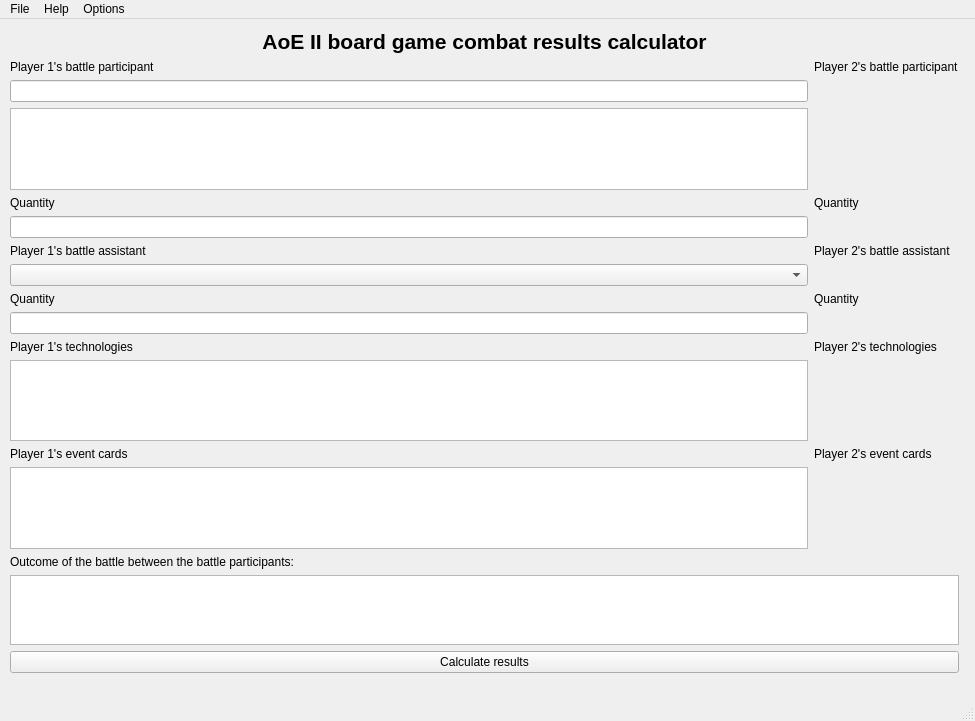
The window that AoE2_Calculator-master/mainwindow.ui (ProjectsKoryHasWorkedOn/2023-2024_AoE_II_Board_Game_Combat_Results_Calculator_Reworked) describes before a commit, drawn with Qt 5.
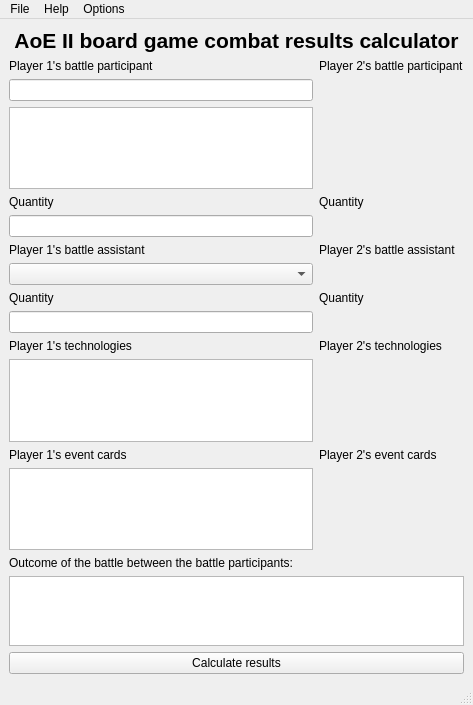
The same window after the commit.

Patch:
```diff
--- a/AoE2_Calculator-master/mainwindow.ui
+++ b/AoE2_Calculator-master/mainwindow.ui
@@ -6,23 +6,22 @@
    <rect>
     <x>0</x>
     <y>0</y>
-    <width>975</width>
-    <height>721</height>
+    <width>473</width>
+    <height>705</height>
    </rect>
   </property>
+  <property name="sizePolicy">
+   <sizepolicy hsizetype="Preferred" vsizetype="Preferred">
+    <horstretch>0</horstretch>
+    <verstretch>0</verstretch>
+   </sizepolicy>
+  </property>
   <property name="windowTitle">
    <string>Combat results calculator</string>
   </property>
   <widget class="QWidget" name="centralwidget">
-   <widget class="QWidget" name="horizontalLayoutWidget">
-    <property name="geometry">
-     <rect>
-      <x>10</x>
-      <y>10</y>
-      <width>949</width>
-      <height>644</height>
-     </rect>
-    </property>
+   <layout class="QGridLayout" name="gridLayout">
+    <item row="0" column="0">
     <layout class="QHBoxLayout" name="horizontalLayout">
      <item>
       <layout class="QVBoxLayout" name="verticalLayout_2">
@@ -191,14 +190,15 @@
       </layout>
      </item>
     </layout>
-   </widget>
+    </item>
+   </layout>
   </widget>
   <widget class="QMenuBar" name="menubar">
    <property name="geometry">
     <rect>
      <x>0</x>
      <y>0</y>
-     <width>975</width>
+     <width>473</width>
      <height>21</height>
     </rect>
    </property>
```
Lines whose indentation alone changed are shown as unchanged.
